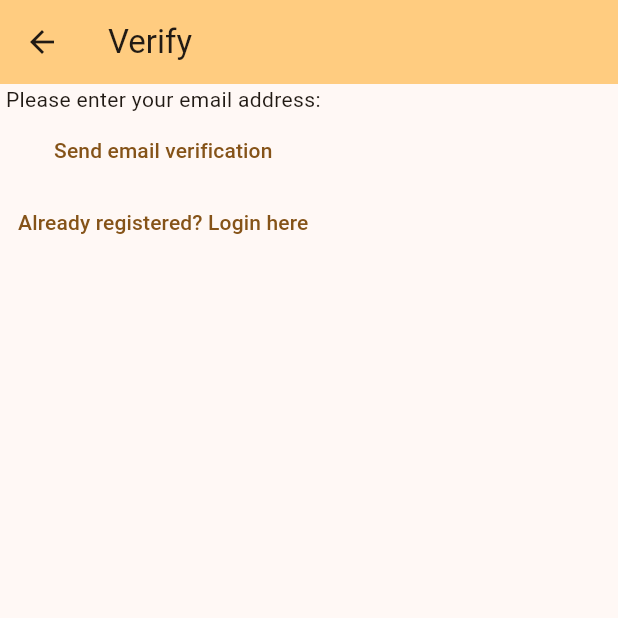
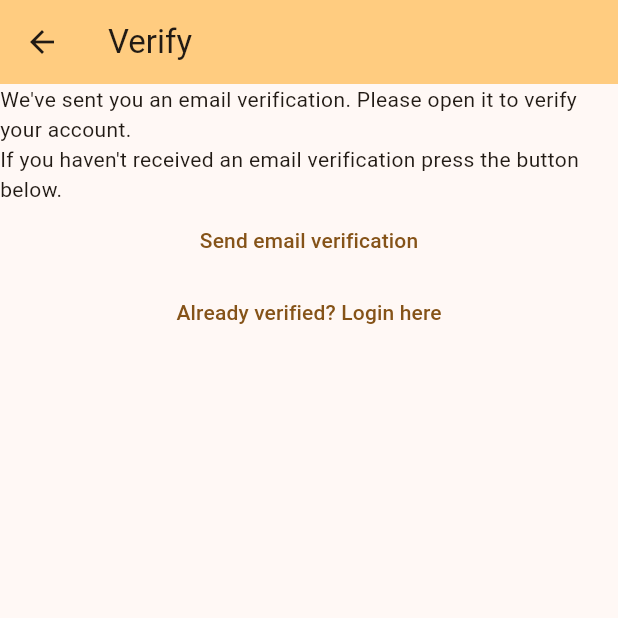
Before and after one commit to janicethomas/TravelBuddy, a Flutter app: the VerifyEmailView screen opened directly, on a phone screen of 412 x 824 dp, the top half of it. Run offline on Flutter 3.47's test engine with Material 2 defaults, Android fonts, the phone set to English and light mode, and no system bars; our stand-ins replace firebase_auth, firebase_core; accounts and stored records are empty.

Commit message:
updated verify email view

```diff
--- a/lib/main.dart
+++ b/lib/main.dart
@@ -44,6 +44,7 @@ class MyApp extends StatelessWidget {
         loginRoute: (context) => const LoginView(),
         registerRoute: (context) => const RegisterView(),
         notesRoute: (context) => const NotesView(),
+        verifyEmailRoute: (context) => const VerifyEmailView(),
       },
     );
   }
--- a/lib/routes.dart
+++ b/lib/routes.dart
@@ -1,3 +1,4 @@
 const loginRoute = '/login/';
 const registerRoute = '/register/';
 const notesRoute = '/notes/';
+const verifyEmailRoute = '/verify-email/';
--- a/lib/views/verify_email_view.dart
+++ b/lib/views/verify_email_view.dart
@@ -18,23 +18,24 @@ class _VerifyEmailViewState extends State<VerifyEmailView> {
       ),
       body: Column(
         children: [
-          const Text('Please enter your email address:'),
+          const Text(
+              "We've sent you an email verification. Please open it to verify your account."),
+          const Text(
+              "If you haven't received an email verification press the button below."),
           TextButton(
               onPressed: () async {
                 final user = FirebaseAuth.instance.currentUser;
                 user?.sendEmailVerification();
               },
-              child: const Text('Send email verification')
-          ),
+              child: const Text('Send email verification')),
           TextButton(
-              onPressed: () {
+              onPressed: () async {
+                FirebaseAuth.instance.signOut();
                 Navigator.of(context).pushNamedAndRemoveUntil(
                     loginRoute,
-                        (route) => false
-                );
+                        (route) => false);
               },
-              child: const Text('Already registered? Login here')
-          ),
+              child: const Text('Already verified? Login here')),
         ],
       ),
     );
```
Also changed, not shown: lib/views/register_view.dart (+14 -3 lines).
